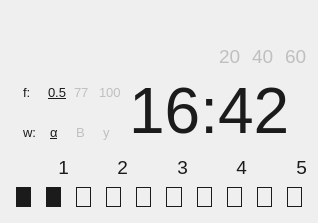
First picture: the form in mainscreenwidget.ui, repository willwright1213/CESSimulator, before the edit.
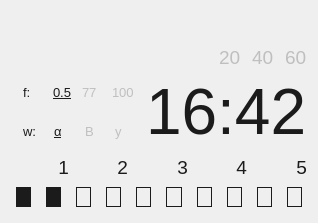
Second picture: the form after the edit. Icons and pictures are not drawn.

```diff
--- a/mainscreenwidget.ui
+++ b/mainscreenwidget.ui
@@ -25,6 +25,9 @@
   <property name="windowTitle">
    <string>Form</string>
   </property>
+  <property name="styleSheet">
+   <string notr="true"/>
+  </property>
   <layout class="QVBoxLayout" name="verticalLayout">
    <item>
     <layout class="QHBoxLayout" name="batteryLayout_4">
@@ -40,7 +43,8 @@
         </size>
        </property>
        <property name="styleSheet">
-        <string notr="true">border-image: url(:/images/battery_5.png)</string>
+        <string notr="true">border-image: url(:/images/battery_5.png);
+border-radius: 0px;</string>
        </property>
       </widget>
      </item>
@@ -245,9 +249,12 @@
       </layout>
      </item>
      <item>
-      <widget class="QLabel" name="clockLabel_3">
+      <widget class="QLabel" name="clockLabel">
+       <property name="styleSheet">
+        <string notr="true">color: #1b1b1b; font-size: 48pt;</string>
+       </property>
        <property name="text">
-        <string>&lt;html&gt;&lt;head/&gt;&lt;body&gt;&lt;p align=&quot;right&quot;&gt;&lt;span style=&quot; font-size:48pt; color:#1b1b1b;&quot;&gt;16:42 &lt;/span&gt;&lt;/p&gt;&lt;/body&gt;&lt;/html&gt;</string>
+        <string>16:42</string>
        </property>
       </widget>
      </item>
```
Left out of the diff: 3 changed lines with no effect on the pictures.
